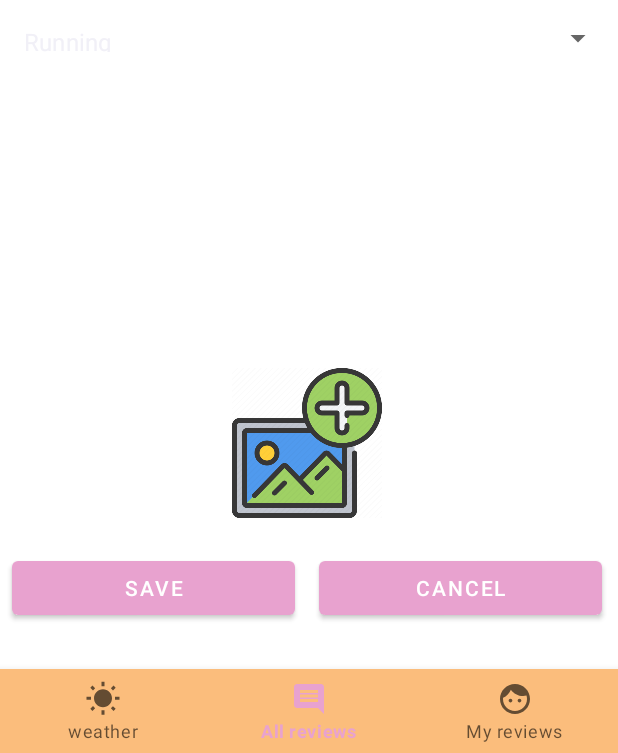
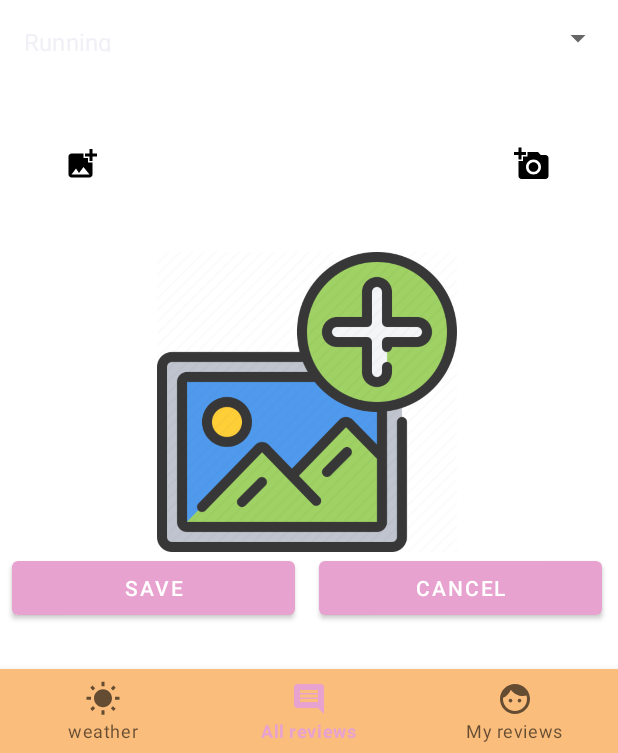
Before and after one commit to edenshviro82/SportApp, an Android app: the fragment EditUserFragment placed in its activity, on a phone screen of 412 x 824 dp, the part 483-1236 px from its top. Run offline under Robolectric (Android 15) with nearby library versions, the phone set to English and light mode, and no system bars; our stand-ins replace Firebase (no records; nobody signed in at launch, a user with empty details on screens opened directly), Picasso, Room's generated code, navigation-ui; libraries missing offline, so code that uses them is left out: org.checkerframework.checker; pictures from the network do not load; 1 statement that could not run was skipped.

Commit message:
adding user img

```diff
--- a/app/src/main/java/com/example/sportapp/EditUserFragment.java
+++ b/app/src/main/java/com/example/sportapp/EditUserFragment.java
@@ -3,8 +3,14 @@ package com.example.sportapp;
 import static android.content.Intent.getIntent;
 
 import android.content.Intent;
+import android.graphics.Bitmap;
+import android.graphics.drawable.BitmapDrawable;
+import android.net.Uri;
 import android.os.Bundle;
 
+import androidx.activity.result.ActivityResultCallback;
+import androidx.activity.result.ActivityResultLauncher;
+import androidx.activity.result.contract.ActivityResultContracts;
 import androidx.annotation.NonNull;
 import androidx.annotation.Nullable;
 import androidx.core.view.MenuProvider;
@@ -31,6 +37,7 @@ import com.example.sportapp.databinding.FragmentEditUserBinding;
 import com.example.sportapp.databinding.FragmentNewReviewBinding;
 import com.example.sportapp.model.Model;
 import com.example.sportapp.model.User;
+import com.squareup.picasso.Picasso;
 
 
 public class EditUserFragment extends Fragment {
@@ -43,7 +50,9 @@ public class EditUserFragment extends Fragment {
     String sport;
     String[] type=Model.instance().getType();
     User newUser;
-
+    ActivityResultLauncher<Void> cameraLauncher;
+    ActivityResultLauncher<String> galleryLauncher;
+    Boolean isAvatarSelected = false;
 
     @Override
     public void onCreate(@Nullable Bundle savedInstanceState) {
@@ -62,6 +71,27 @@ public class EditUserFragment extends Fragment {
                 return false;
             }
         },this, Lifecycle.State.RESUMED);
+
+
+        cameraLauncher = registerForActivityResult(new ActivityResultContracts.TakePicturePreview(), new ActivityResultCallback<Bitmap>() {
+            @Override
+            public void onActivityResult(Bitmap result) {
+                if (result != null) {
+                    binding.editUserAvatarImg.setImageBitmap(result);
+                    isAvatarSelected = true;
+                }
+            }
+        });
+        galleryLauncher = registerForActivityResult(new ActivityResultContracts.GetContent(), new ActivityResultCallback<Uri>() {
+            @Override
+            public void onActivityResult(Uri result) {
+                if (result != null){
+                    binding.editUserAvatarImg.setImageURI(result);
+                    isAvatarSelected = true;
+                }
+            }
+        });
+
 
     }
 
@@ -87,12 +117,26 @@ public class EditUserFragment extends Fragment {
         });
         sportSpinner.setAdapter(adapter);
 
+
+            Model.instance().getAllUsers((allUsers)-> {
+                    newUser = Model.instance().getUserByEmail(allUsers, email);
+        if(!newUser.getImg().equals("")) {
+
+            Picasso.get().load(newUser.getImg()).placeholder(R.drawable.addpic).into(binding.editUserAvatarImg);
+        }else{
+            binding.editUserAvatarImg.setImageResource(R.drawable.addpic);
+        }
+
+        });
+
+
+
+
+
         saveBtn.setOnClickListener((view -> {
 
            String name= binding.editUserNameInputEt.getText().toString();
            String city= binding.editUserCityInputEt.getText().toString();
-
-
 
            newUser= new User();
          //   Model.instance().printUser(newUser);
@@ -107,10 +151,26 @@ public class EditUserFragment extends Fragment {
 
               newUser.setSport(sport);
 
-              Model.instance().addUser(newUser,()->{
-                  Navigation.findNavController(view).popBackStack();
+              if (isAvatarSelected){
+                  binding.editUserAvatarImg.setDrawingCacheEnabled(true);
+                  binding.editUserAvatarImg.buildDrawingCache();
+                  Bitmap bitmap = ((BitmapDrawable) binding.editUserAvatarImg.getDrawable()).getBitmap();
+                  Model.instance().uploadImage(newUser.getEmail(), bitmap, url->{
+                      if (url != null){
+                          newUser.setImg(url);
+                      }
+                      Model.instance().addUser(newUser,()->{
+                          Navigation.findNavController(view).popBackStack();
 
-              });
+                      });
+                  });
+              }else {
+                  Model.instance().addUser(newUser,()->{
+                      Navigation.findNavController(view).popBackStack();
+
+                  });
+              }
+
 
           });
 
@@ -120,6 +180,15 @@ public class EditUserFragment extends Fragment {
 
 
        }));
+
+
+        binding.addFromCameraIv.setOnClickListener(view1->{
+            cameraLauncher.launch(null);
+        });
+
+        binding.addFromGalleryIv.setOnClickListener(view1->{
+            galleryLauncher.launch("media/*");
+        });
 
         cancelBtn.setOnClickListener(view1 -> Navigation.findNavController(view1).popBackStack());
 
--- a/app/src/main/java/com/example/sportapp/model/Model.java
+++ b/app/src/main/java/com/example/sportapp/model/Model.java
@@ -1,5 +1,6 @@
 package com.example.sportapp.model;
 
+import android.graphics.Bitmap;
 import android.os.Handler;
 import android.os.Looper;
 import android.util.Log;
@@ -170,4 +171,8 @@ public class Model {
 
         });
     }
+
+    public void uploadImage(String name, Bitmap bitmap, Listener<String> listener) {
+        firebaseModel.uploadImage(name,bitmap,listener);
+    }
 }
--- /dev/null
+++ b/app/src/main/res/drawable/ic_baseline_add_a_photo_24.xml
@@ -0,0 +1,5 @@
+<vector android:height="24dp" android:tint="#000000"
+    android:viewportHeight="24" android:viewportWidth="24"
+    android:width="24dp" xmlns:android="http://schemas.android.com/apk/res/android">
+    <path android:fillColor="@android:color/white" android:pathData="M3,4V1h2v3h3v2H5v3H3V6H0V4H3zM6,10V7h3V4h7l1.83,2H21c1.1,0 2,0.9 2,2v12c0,1.1 -0.9,2 -2,2H5c-1.1,0 -2,-0.9 -2,-2V10H6zM13,19c2.76,0 5,-2.24 5,-5s-2.24,-5 -5,-5s-5,2.24 -5,5S10.24,19 13,19zM9.8,14c0,1.77 1.43,3.2 3.2,3.2s3.2,-1.43 3.2,-3.2s-1.43,-3.2 -3.2,-3.2S9.8,12.23 9.8,14z"/>
+</vector>
--- /dev/null
+++ b/app/src/main/res/drawable/ic_baseline_add_photo_alternate_24.xml
@@ -0,0 +1,5 @@
+<vector android:height="24dp" android:tint="#000000"
+    android:viewportHeight="24" android:viewportWidth="24"
+    android:width="24dp" xmlns:android="http://schemas.android.com/apk/res/android">
+    <path android:fillColor="@android:color/white" android:pathData="M19,7v2.99s-1.99,0.01 -2,0L17,7h-3s0.01,-1.99 0,-2h3L17,2h2v3h3v2h-3zM16,11L16,8h-3L13,5L5,5c-1.1,0 -2,0.9 -2,2v12c0,1.1 0.9,2 2,2h12c1.1,0 2,-0.9 2,-2v-8h-3zM5,19l3,-4 2,3 3,-4 4,5L5,19z"/>
+</vector>
--- a/app/src/main/res/layout/fragment_edit_user.xml
+++ b/app/src/main/res/layout/fragment_edit_user.xml
@@ -86,14 +86,12 @@
 
     <ImageView
         android:id="@+id/edit_user_avatar_img"
-        android:layout_width="100dp"
-        android:layout_height="146dp"
-        android:scaleType="centerInside"
+        android:layout_width="200dp"
+        android:layout_height="200dp"
+        android:scaleType="fitCenter"
         app:layout_constraintBottom_toTopOf="@+id/edit_user_save_btn"
         app:layout_constraintEnd_toEndOf="parent"
-        app:layout_constraintStart_toStartOf="parent"
-        app:layout_constraintTop_toBottomOf="@+id/edit_user_sport_input_layout"
-        app:srcCompat="@drawable/addpic" />
+        app:layout_constraintStart_toStartOf="parent" />
 
     <Button
         android:id="@+id/edit_user_save_btn"
@@ -120,8 +118,27 @@
         app:layout_constraintHorizontal_bias="0.5"
         app:layout_constraintStart_toEndOf="@+id/edit_user_save_btn" />
 
+    <ImageView
+        android:id="@+id/add_from_camera_iv"
+        android:layout_width="wrap_content"
+        android:layout_height="wrap_content"
+        android:layout_marginStart="300dp"
+        android:src="@drawable/ic_baseline_add_a_photo_24"
+        app:layout_constraintBottom_toTopOf="@+id/edit_user_avatar_img"
+        app:layout_constraintEnd_toEndOf="parent"
+        app:layout_constraintStart_toStartOf="parent"
+        app:layout_constraintTop_toBottomOf="@+id/edit_user_sport_spinner" />
 
-
+    <ImageView
+        android:id="@+id/add_from_gallery_iv"
+        android:layout_width="wrap_content"
+        android:layout_height="wrap_content"
+        android:layout_marginEnd="300dp"
+        android:src="@drawable/ic_baseline_add_photo_alternate_24"
+        app:layout_constraintBottom_toTopOf="@+id/edit_user_avatar_img"
+        app:layout_constraintEnd_toEndOf="parent"
+        app:layout_constraintStart_toStartOf="parent"
+        app:layout_constraintTop_toBottomOf="@+id/edit_user_sport_spinner" />
 
 
 </androidx.constraintlayout.widget.ConstraintLayout >
```
Also changed, not shown: app/src/main/java/com/example/sportapp/model/FirebaseModel.java (+28 -28 lines).
